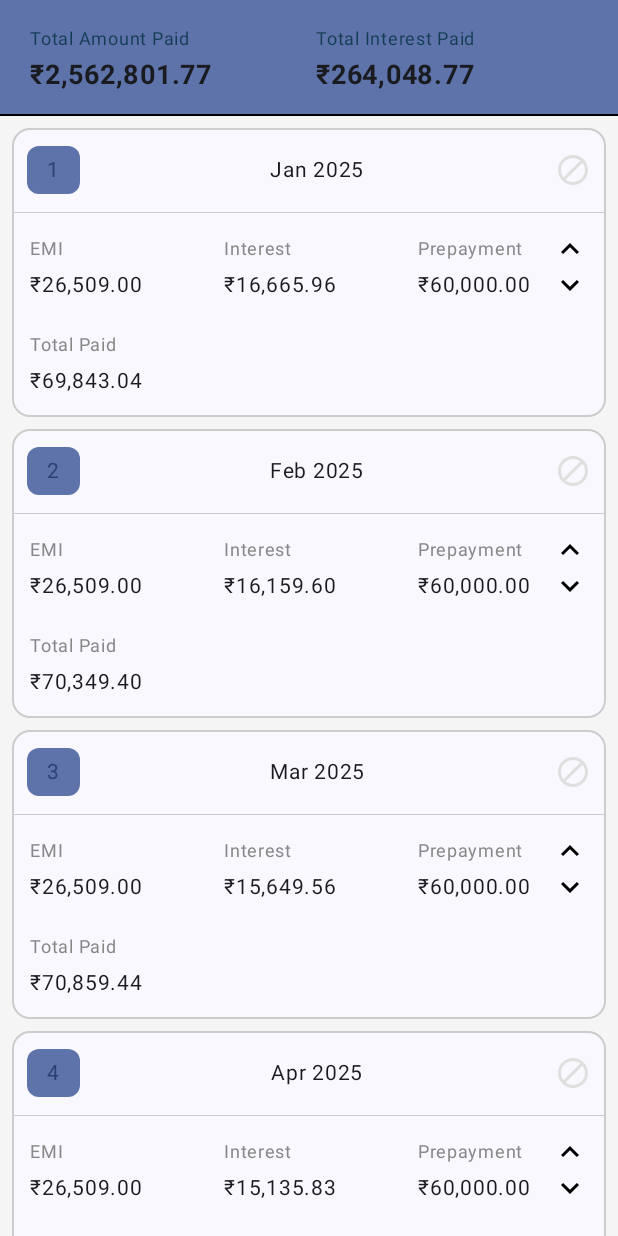
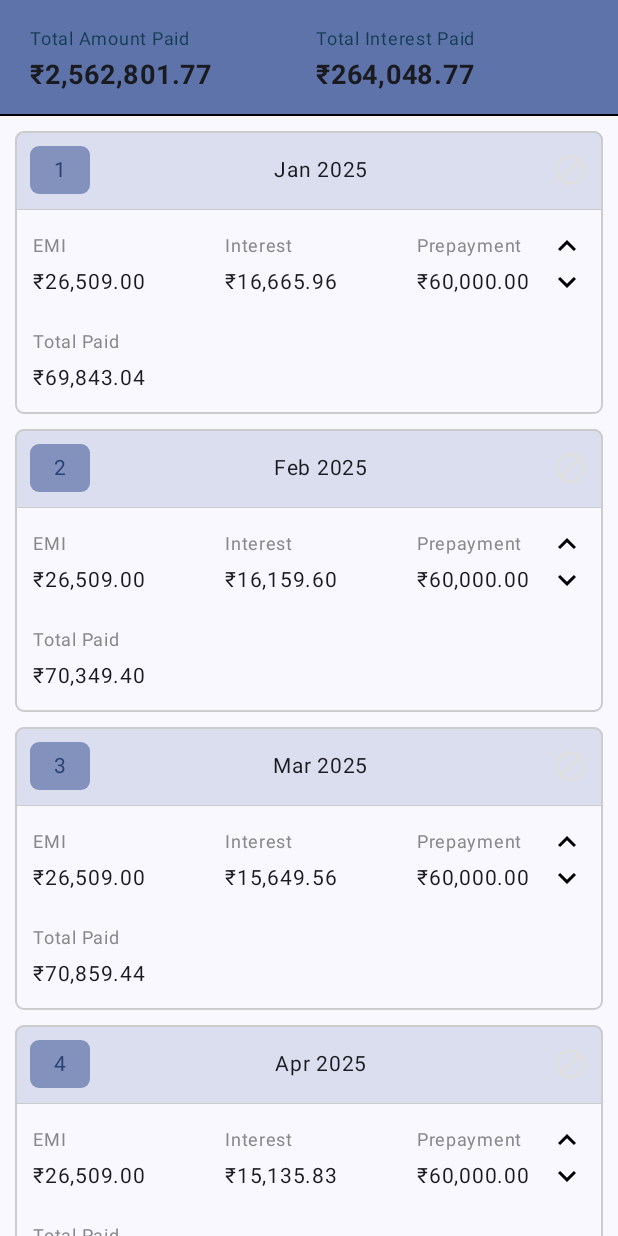
Before and after one commit to code-xplorer/LoanClearanceCalculator, an Android app built with Jetpack Compose: the screen it shows after launch (MainActivity), after a tap on "Done", on a phone screen of 412 x 824 dp. Run offline under Robolectric (Android 15) with nearby library versions, the phone set to English and light mode, and no system bars.

Commit message:
Payment details row UI changed

```diff
--- a/app/src/main/java/com/ismail/creatvt/loanclearancecalculator/LoanFormScreen.kt
+++ b/app/src/main/java/com/ismail/creatvt/loanclearancecalculator/LoanFormScreen.kt
@@ -19,6 +19,7 @@ import androidx.compose.foundation.text.KeyboardOptions
 import androidx.compose.foundation.verticalScroll
 import androidx.compose.material.icons.Icons
 import androidx.compose.material.icons.filled.Done
+import androidx.compose.material3.ExperimentalMaterial3Api
 import androidx.compose.material3.FloatingActionButton
 import androidx.compose.material3.MaterialTheme
 import androidx.compose.material3.OutlinedTextField
@@ -42,6 +43,7 @@ import androidx.compose.ui.unit.dp
 import androidx.compose.ui.unit.sp
 import java.util.Locale
 
+@OptIn(ExperimentalMaterial3Api::class)
 @Composable
 fun LoanFormScreen(
     modifier: Modifier = Modifier,
@@ -80,7 +82,6 @@ fun LoanFormScreen(
         Column(
             modifier = modifier
                 .fillMaxSize()
-                .background(Color(0xFFF5F5F5))
                 .verticalScroll(scrollState)
         ) {
             Text(
@@ -100,9 +101,7 @@ fun LoanFormScreen(
                 OutlinedTextField(
                     modifier = Modifier.fillMaxWidth(),
                     maxLines = 1,
-                    colors = TextFieldDefaults.colors(
-                        unfocusedContainerColor = Color.White,
-                        focusedContainerColor = Color.White,
+                    colors = TextFieldDefaults.outlinedTextFieldColors(
                         unfocusedLeadingIconColor = Color.Gray,
                         focusedLeadingIconColor = Color.Black
                     ),
@@ -121,9 +120,7 @@ fun LoanFormScreen(
                 OutlinedTextField(
                     modifier = Modifier.fillMaxWidth(),
                     maxLines = 1,
-                    colors = TextFieldDefaults.colors(
-                        unfocusedContainerColor = Color.White,
-                        focusedContainerColor = Color.White,
+                    colors = TextFieldDefaults.outlinedTextFieldColors(
                         unfocusedTrailingIconColor = Color.Gray,
                         focusedTrailingIconColor = Color.Black
                     ),
@@ -142,9 +139,7 @@ fun LoanFormScreen(
                 OutlinedTextField(
                     modifier = Modifier.fillMaxWidth(),
                     maxLines = 1,
-                    colors = TextFieldDefaults.colors(
-                        unfocusedContainerColor = Color.White,
-                        focusedContainerColor = Color.White,
+                    colors = TextFieldDefaults.outlinedTextFieldColors(
                         unfocusedLeadingIconColor = Color.Gray,
                         focusedLeadingIconColor = Color.Black
                     ),
@@ -163,9 +158,7 @@ fun LoanFormScreen(
                 OutlinedTextField(
                     modifier = Modifier.fillMaxWidth(),
                     maxLines = 1,
-                    colors = TextFieldDefaults.colors(
-                        unfocusedContainerColor = Color.White,
-                        focusedContainerColor = Color.White,
+                    colors = TextFieldDefaults.outlinedTextFieldColors(
                         unfocusedLeadingIconColor = Color.Gray,
                         focusedLeadingIconColor = Color.Black
                     ),
--- a/app/src/main/java/com/ismail/creatvt/loanclearancecalculator/LoanStatement.kt
+++ b/app/src/main/java/com/ismail/creatvt/loanclearancecalculator/LoanStatement.kt
@@ -1,11 +1,14 @@
 package com.ismail.creatvt.loanclearancecalculator
 
 import androidx.activity.compose.BackHandler
+import androidx.compose.animation.AnimatedContent
+import androidx.compose.animation.AnimatedVisibility
 import androidx.compose.foundation.BorderStroke
 import androidx.compose.foundation.Image
 import androidx.compose.foundation.background
 import androidx.compose.foundation.clickable
 import androidx.compose.foundation.layout.Arrangement
+import androidx.compose.foundation.layout.Box
 import androidx.compose.foundation.layout.Column
 import androidx.compose.foundation.layout.ExperimentalLayoutApi
 import androidx.compose.foundation.layout.FlowRow
@@ -22,6 +25,7 @@ import androidx.compose.foundation.layout.widthIn
 import androidx.compose.foundation.layout.wrapContentHeight
 import androidx.compose.foundation.lazy.LazyColumn
 import androidx.compose.foundation.lazy.itemsIndexed
+import androidx.compose.foundation.shape.RoundedCornerShape
 import androidx.compose.material.icons.Icons
 import androidx.compose.material.icons.filled.KeyboardArrowDown
 import androidx.compose.material.icons.filled.KeyboardArrowUp
@@ -32,12 +36,14 @@ import androidx.compose.runtime.Composable
 import androidx.compose.runtime.LaunchedEffect
 import androidx.compose.runtime.getValue
 import androidx.compose.runtime.mutableStateOf
+import androidx.compose.runtime.remember
 import androidx.compose.runtime.saveable.rememberSaveable
 import androidx.compose.runtime.setValue
 import androidx.compose.ui.Alignment
 import androidx.compose.ui.Modifier
 import androidx.compose.ui.graphics.Color
 import androidx.compose.ui.graphics.ColorFilter
+import androidx.compose.ui.graphics.toArgb
 import androidx.compose.ui.res.painterResource
 import androidx.compose.ui.text.font.FontWeight
 import androidx.compose.ui.text.style.TextAlign
@@ -79,14 +85,17 @@ fun PaymentDetail(
     updateSpecialMonths: (List<LoanMonth>) -> Unit
 ) {
     LazyColumn(
-        contentPadding = PaddingValues(8.dp),
+        contentPadding = PaddingValues(10.dp),
         modifier = Modifier
-            .fillMaxSize()
-            .background(Color(0xFFF5F5F5))
+            .fillMaxSize(),
+        verticalArrangement = Arrangement.spacedBy(10.dp)
     ) {
 
         itemsIndexed(paymentSchedule.payments, key = { _, item -> item }) { index, paymentItem ->
-            OutlinedCard(border = BorderStroke(1.dp, Color.LightGray)) {
+            OutlinedCard(
+                shape = RoundedCornerShape(6.dp),
+                border = BorderStroke(1.dp, Color.LightGray)
+            ) {
                 Column(modifier = Modifier.fillMaxWidth()) {
                     Row(
                         modifier = Modifier
@@ -100,16 +109,17 @@ fun PaymentDetail(
                                     }
                                 })
                             }
-                            .padding(10.dp, 12.dp, 10.dp, 12.dp),
+                            .background(MaterialTheme.colorScheme.primaryContainer.copy(alpha = 0.2f))
+                            .padding(10.dp),
                         horizontalArrangement = Arrangement.SpaceBetween,
                         verticalAlignment = Alignment.CenterVertically
                     ) {
                         Text(
                             text = "${index + 1}", fontSize = 14.sp, modifier = Modifier
-                                .width(35.dp)
+                                .width(40.dp)
                                 .background(
-                                    MaterialTheme.colorScheme.primaryContainer,
-                                    MaterialTheme.shapes.small
+                                    MaterialTheme.colorScheme.primaryContainer.copy(alpha = 0.7f),
+                                    RoundedCornerShape(6.dp)
                                 )
                                 .padding(4.dp),
                             color = MaterialTheme.colorScheme.primary,
@@ -194,7 +204,6 @@ fun PaymentDetail(
                 }
 
             }
-            Spacer(modifier = Modifier.height(8.dp))
         }
     }
 }
@@ -211,7 +220,8 @@ fun FlowRowScope.PaymentComponent(
     arrowDownEnabled: Boolean = false
 ) {
     Row(
-        modifier = Modifier.weight(1f, fill = true) // Equal spacing between items
+        modifier = Modifier
+            .weight(1f, fill = true)
             .widthIn(min = 100.dp, max = 120.dp),
         horizontalArrangement = Arrangement.SpaceBetween,
         verticalAlignment = Alignment.CenterVertically
```
